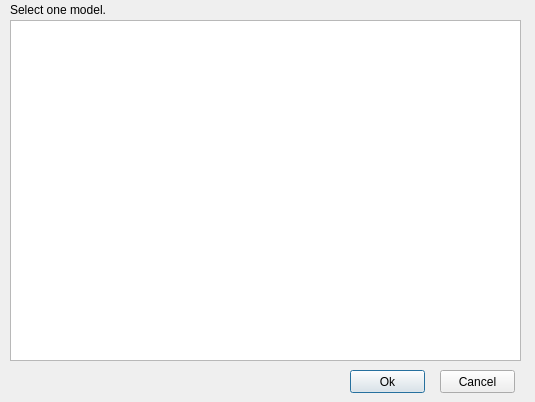
ufopleds/DengueME, file source/src/openmodel.ui: the form before one commit.
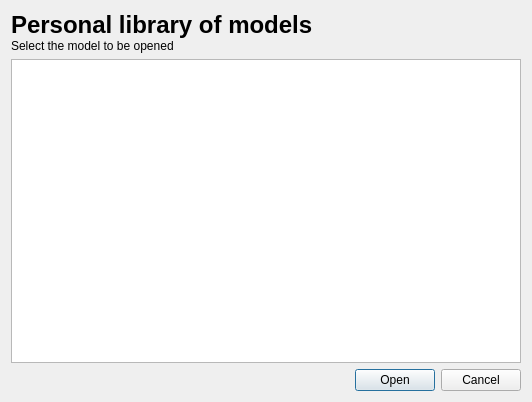
The form after the commit. Icons and pictures are not drawn. Custom widgets are drawn as their Qt base class.

```diff
--- a/source/src/openmodel.ui
+++ b/source/src/openmodel.ui
@@ -9,10 +9,22 @@
    <rect>
     <x>0</x>
     <y>0</y>
-    <width>535</width>
+    <width>532</width>
     <height>402</height>
    </rect>
   </property>
+  <property name="minimumSize">
+   <size>
+    <width>532</width>
+    <height>402</height>
+   </size>
+  </property>
+  <property name="maximumSize">
+   <size>
+    <width>532</width>
+    <height>402</height>
+   </size>
+  </property>
   <property name="windowTitle">
    <string>Open Model</string>
   </property>
@@ -23,28 +35,16 @@
   <property name="modal">
    <bool>true</bool>
   </property>
-  <widget class="QPushButton" name="ok">
-   <property name="geometry">
-    <rect>
-     <x>350</x>
-     <y>370</y>
-     <width>75</width>
-     <height>23</height>
-    </rect>
-   </property>
+  <layout class="QVBoxLayout" name="verticalLayout">
+   <item>
+    <widget class="QLabel" name="label">
    <property name="text">
-    <string>Ok</string>
-   </property>
-  </widget>
+      <string>&lt;html&gt;&lt;head/&gt;&lt;body&gt;&lt;p&gt;&lt;span style=&quot; font-size:xx-large; font-weight:600;&quot;&gt;Personal library of models&lt;/span&gt;&lt;br/&gt;Select the model to be opened&lt;/p&gt;&lt;/body&gt;&lt;/html&gt;</string>
+     </property>
+    </widget>
+   </item>
+   <item>
   <widget class="WorkspaceView" name="treeView">
-   <property name="geometry">
-    <rect>
-     <x>10</x>
-     <y>20</y>
-     <width>511</width>
-     <height>341</height>
-    </rect>
-   </property>
    <property name="contextMenuPolicy">
     <enum>Qt::CustomContextMenu</enum>
    </property>
@@ -61,32 +61,39 @@
     <bool>true</bool>
    </property>
   </widget>
+   </item>
+   <item>
+    <layout class="QHBoxLayout" name="horizontalLayout">
+     <item>
+      <spacer name="horizontalSpacer">
+       <property name="orientation">
+        <enum>Qt::Horizontal</enum>
+       </property>
+       <property name="sizeHint" stdset="0">
+        <size>
+         <width>40</width>
+         <height>20</height>
+        </size>
+       </property>
+      </spacer>
+     </item>
+     <item>
+      <widget class="QPushButton" name="ok">
+       <property name="text">
+        <string>Open</string>
+       </property>
+      </widget>
+     </item>
+     <item>
   <widget class="QPushButton" name="cancel">
-   <property name="geometry">
-    <rect>
-     <x>440</x>
-     <y>370</y>
-     <width>75</width>
-     <height>23</height>
-    </rect>
-   </property>
    <property name="text">
     <string>Cancel</string>
    </property>
   </widget>
-  <widget class="QLabel" name="label">
-   <property name="geometry">
-    <rect>
-     <x>10</x>
-     <y>0</y>
-     <width>511</width>
-     <height>20</height>
-    </rect>
-   </property>
-   <property name="text">
-    <string>Select one model.</string>
-   </property>
-  </widget>
+     </item>
+    </layout>
+   </item>
+  </layout>
  </widget>
  <customwidgets>
   <customwidget>
```
Lines whose indentation alone changed are shown as unchanged.
